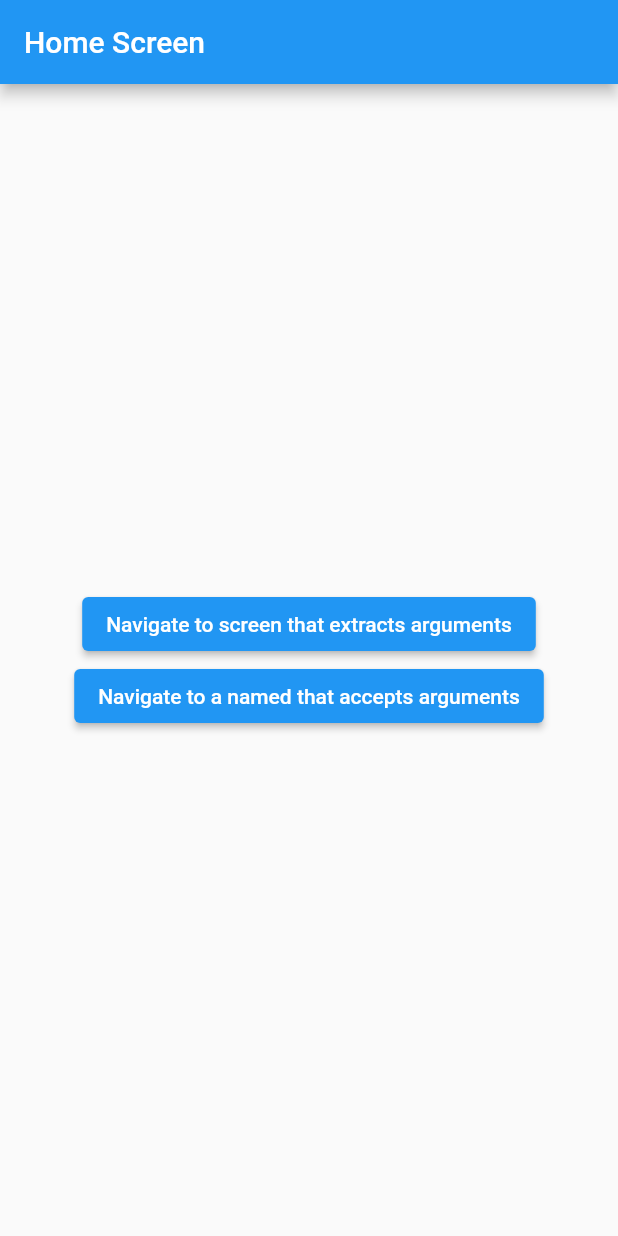
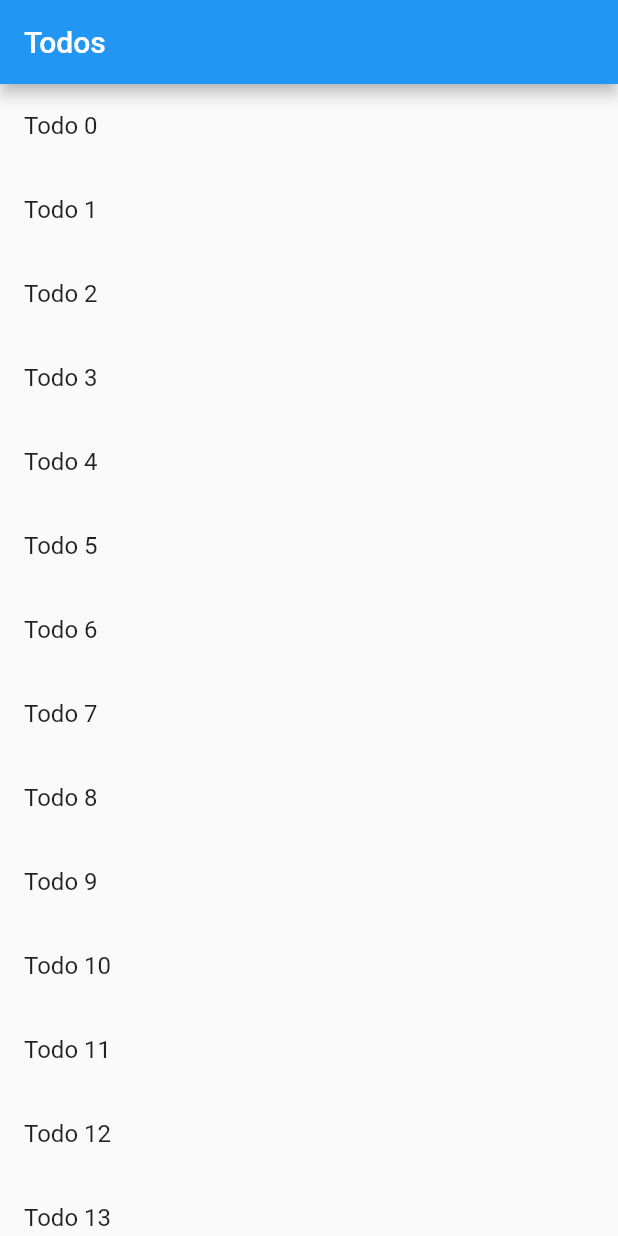
Before and after one commit to mortadha1144/layouts_in_flouter, a Flutter app: the screen it shows after launch, on a phone screen of 412 x 824 dp. Run offline on Flutter 3.47's test engine with Material 2 defaults, Android fonts, the phone set to English and light mode, and no system bars.

Commit message:
navigation lesson six

```diff
--- a/lib/main.dart
+++ b/lib/main.dart
@@ -1,7 +1,8 @@
 import 'package:flutter/material.dart';
 //import 'package:layouts_in_flouter/Multi_Screens/example_flutter.dart';
-import 'package:layouts_in_flouter/Multi_Screens/lesson_four.dart';
+//import 'package:layouts_in_flouter/Multi_Screens/lesson_four.dart';
 import 'package:layouts_in_flouter/Multi_Screens/lesson_two.dart';
+import 'package:layouts_in_flouter/todo_app/home_page.dart';
 //import 'package:layouts_in_flouter/managing_state.dart';
 //import 'package:layouts_in_flouter/card_and_stack.dart';
 //import 'package:layouts_in_flouter/tutorial_app.dart';
@@ -9,7 +10,7 @@ import 'package:layouts_in_flouter/Multi_Screens/lesson_two.dart';
 //import 'package:layouts_in_flouter/grid_and_list.dart';
 
 void main() {
-  runApp(const MyApp2());
+  runApp(const MyTodoList());
 }
 
 class MyApp extends StatelessWidget {
@@ -17,12 +18,12 @@ class MyApp extends StatelessWidget {
 
   @override
   Widget build(BuildContext context) {
-    return  MaterialApp(
+    return MaterialApp(
       debugShowCheckedModeBanner: false,
       initialRoute: '/',
       routes: {
-        '/':(context) => const FirstRoute(),
-        '/second':(context) => const SecondRoute(),
+        '/': (context) => const FirstRoute(),
+        '/second': (context) => const SecondRoute(),
       },
       //home: FirstRoute(),
     );
--- /dev/null
+++ b/lib/todo_app/detail_screen.dart
@@ -0,0 +1,23 @@
+import 'package:flutter/material.dart';
+import 'package:layouts_in_flouter/todo_app/todo_class.dart';
+
+class DetailScreen extends StatelessWidget {
+  const DetailScreen({super.key, required this.todo});
+
+  final Todo todo;
+
+  @override
+  Widget build(BuildContext context) {
+    return Scaffold(
+      appBar: AppBar(
+        title: Text(todo.title),
+      ),
+      body: Padding(
+        padding: const EdgeInsets.all(16.0),
+        child: Text(
+          todo.description,
+        ),
+      ),
+    );
+  }
+}
--- /dev/null
+++ b/lib/todo_app/home_page.dart
@@ -0,0 +1,24 @@
+import 'package:flutter/material.dart';
+import 'package:layouts_in_flouter/todo_app/todo_class.dart';
+import 'package:layouts_in_flouter/todo_app/todos_screen.dart';
+
+class MyTodoList extends StatelessWidget {
+  const MyTodoList({super.key});
+
+  @override
+  Widget build(BuildContext context) {
+    return MaterialApp(
+      debugShowCheckedModeBanner: false,
+      title: 'Passing Data',
+      home: TodosScreen(
+        todos: List.generate(
+          20,
+          (index) => Todo(
+            'Todo $index',
+            'A description of what needs to be done for Todo $index',
+          ),
+        ),
+      ),
+    );
+  }
+}
--- /dev/null
+++ b/lib/todo_app/todo_class.dart
@@ -0,0 +1,6 @@
+class Todo {
+  final String title;
+  final String description;
+
+  Todo(this.title, this.description);
+}
--- /dev/null
+++ b/lib/todo_app/todos_screen.dart
@@ -0,0 +1,34 @@
+import 'package:flutter/material.dart';
+import 'package:layouts_in_flouter/todo_app/detail_screen.dart';
+import 'package:layouts_in_flouter/todo_app/todo_class.dart';
+
+class TodosScreen extends StatelessWidget {
+  const TodosScreen({super.key, required this.todos});
+
+  final List<Todo> todos;
+
+  @override
+  Widget build(BuildContext context) {
+    return Scaffold(
+      appBar: AppBar(
+        title: const Text('Todos'),
+      ),
+      body: ListView.builder(
+        itemCount: todos.length,
+        itemBuilder: (context, index) {
+          return ListTile(
+            title: Text(todos[index].title),
+            onTap: () {
+              Navigator.push(
+                context,
+                MaterialPageRoute(
+                  builder: (context) => DetailScreen(todo: todos[index]),
+                ),
+              );
+            },
+          );
+        },
+      ),
+    );
+  }
+}
```
